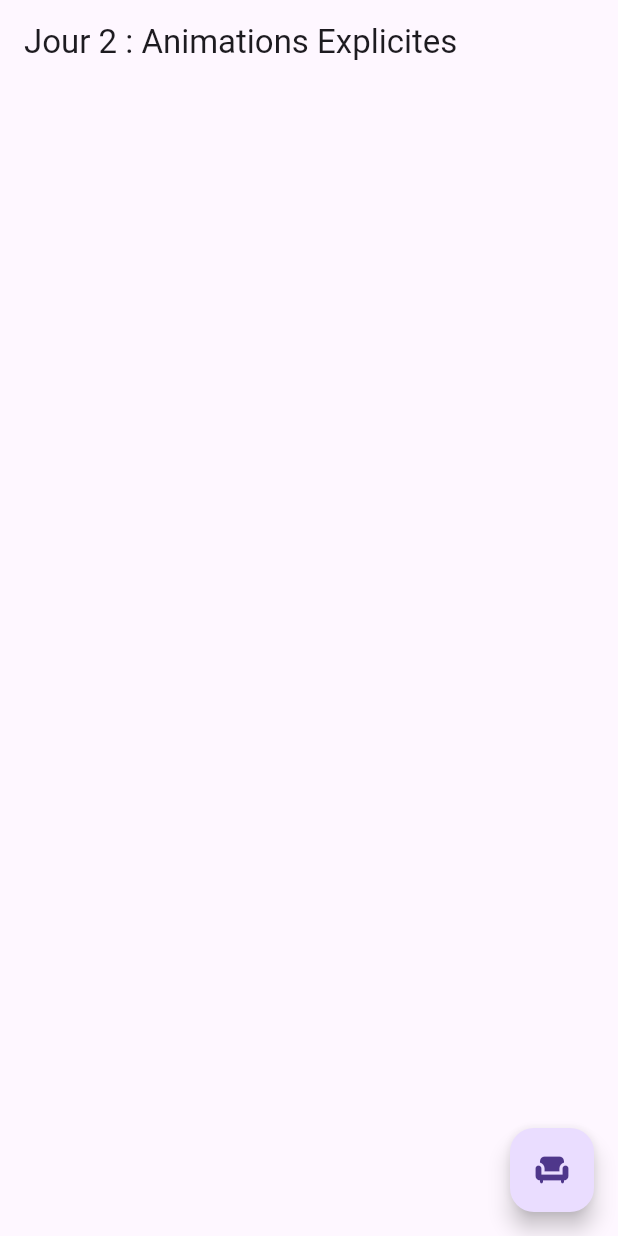
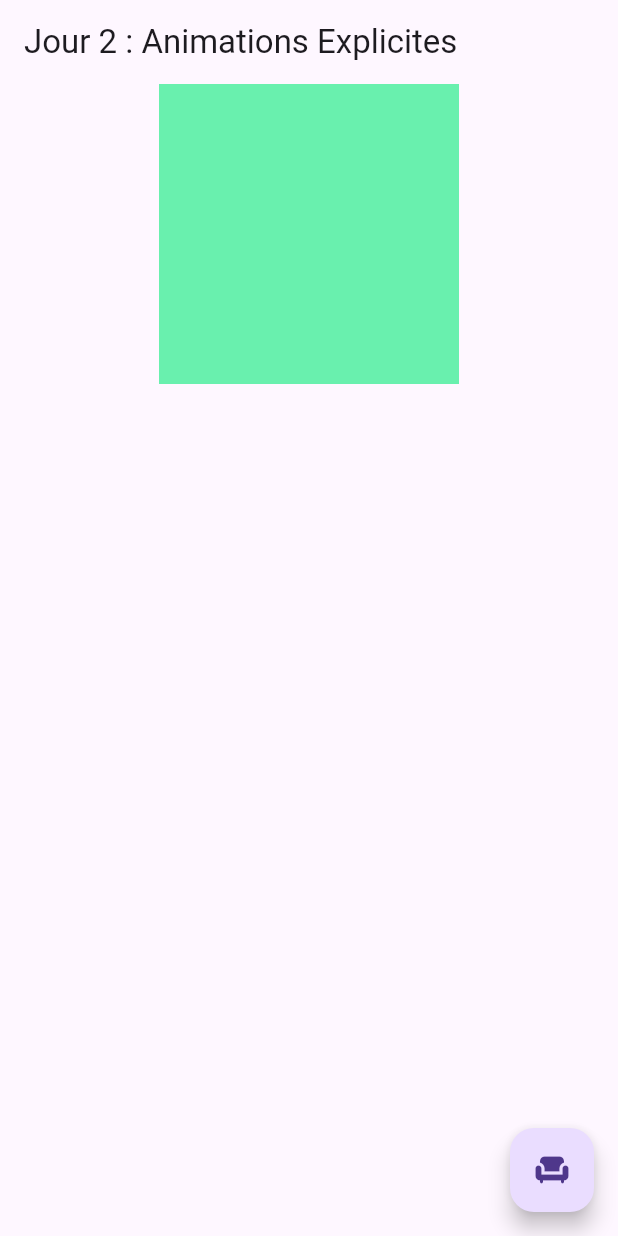
Before and after one commit to Phnix01/day2_animation_learning, a Flutter app: the screen it shows after launch, after a tap on the "chair" icon, on a phone screen of 412 x 824 dp. Run offline on Flutter 3.47's test engine with Material 3 defaults, Android fonts, the phone set to English and light mode, and no system bars.

Commit message:
utilisation des animations explicites avec les couleurs ont été réaliseée avec succès

```diff
--- a/lib/animationColors.dart
+++ b/lib/animationColors.dart
@@ -7,18 +7,60 @@ class Animationcolors extends StatefulWidget {
   State<Animationcolors> createState() => _AnimationcolorsState();
 }
 
-class _AnimationcolorsState extends State<Animationcolors> {
+class _AnimationcolorsState extends State<Animationcolors>
+    with SingleTickerProviderStateMixin {
+  late AnimationController _animationController;
+  late Animation<Color?> _animation;
+  bool _isAlreadyChanged = false;
+
+  @override
+  void initState() {
+    super.initState();
+    _animationController =
+        AnimationController(vsync: this, duration: Duration(seconds: 3));
+    _animation =
+        ColorTween(begin: Colors.deepOrangeAccent, end: Colors.greenAccent)
+            .animate(_animationController);
+    _animationController.forward();
+  }
+
+  @override
+  void dispose() {
+    _animationController.dispose();
+
+    super.dispose();
+  }
+
   @override
   Widget build(BuildContext context) {
     return Scaffold(
       body: SafeArea(
           child: Center(
         child: Column(
-          children: [],
+          children: [
+            AnimatedBuilder(
+                animation: _animation,
+                builder: (context, child) {
+                  return Container(
+                    width: 200,
+                    height: 200,
+                    color: _animation.value,
+                  );
+                })
+          ],
         ),
       )),
       floatingActionButton: FloatingActionButton(
-        onPressed: () {},
+        onPressed: () {
+          setState(() {
+            if (_isAlreadyChanged) {
+              _animationController.reverse();
+            } else {
+              _animationController.forward();
+            }
+            _isAlreadyChanged = !_isAlreadyChanged;
+          });
+        },
         child: Icon(Icons.chair),
       ),
     );
```
